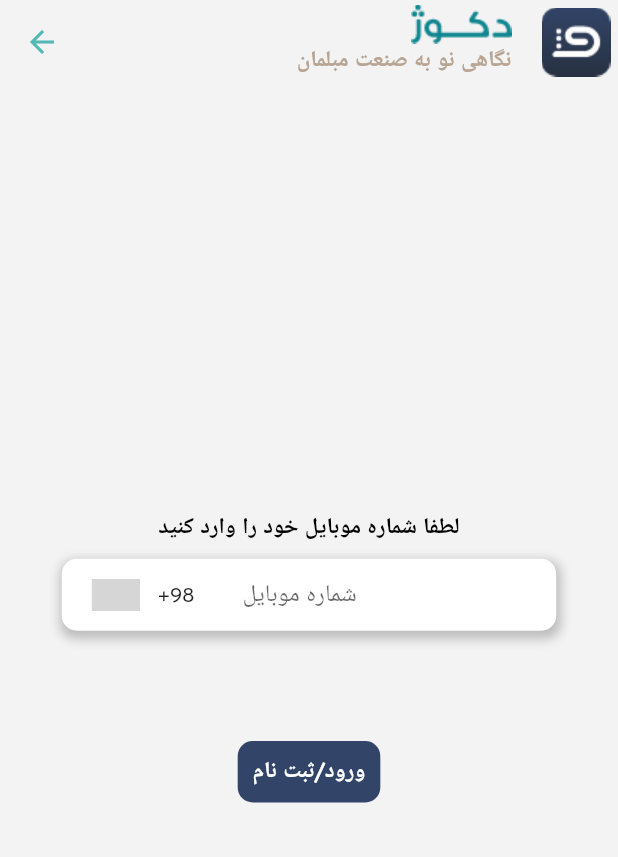
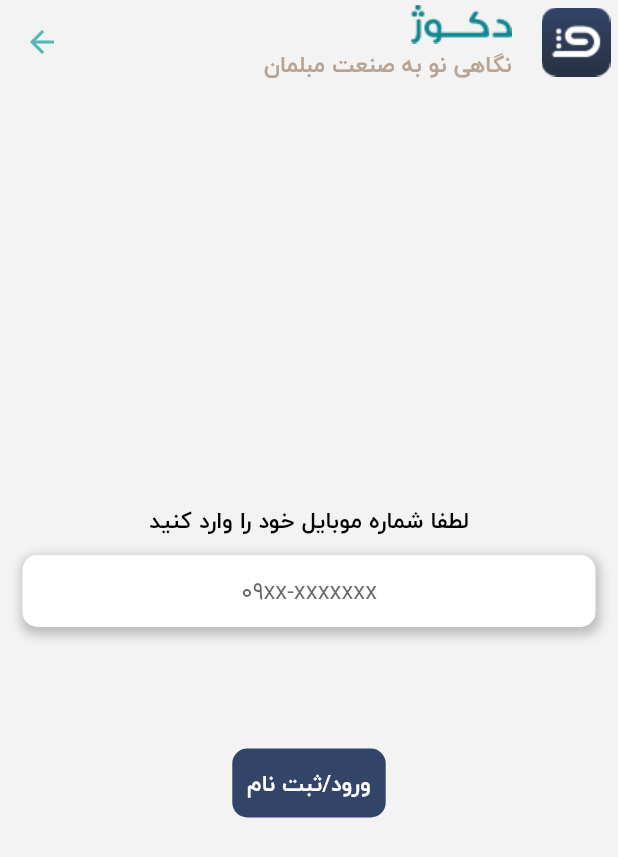
Before and after one commit to barbatstudio/decooj_mobile_app, a Flutter app: the GetPhoneView widget shown alone on an empty page, opened directly, on a phone screen of 412 x 824 dp. Shown: the top 857 px of the screen. Run offline on Flutter 3.47's test engine with Material 2 defaults, Android fonts, the phone set to English and light mode, and no system bars; drawn by our look-alikes of intl_phone_number_input; our stand-ins replace carousel_slider, flushbar, flutter_countdown_timer, flutter_icons, flutter_typeahead, shared_preferences and 1 more; missing offline and left inert: custom_bottom_navigation_bar, flutter_wordpress, loading; accounts and stored records are empty; project files that could hold a hidden picture were left out; grey boxes are pictures that could not be loaded.

Commit message:
minor bugs fixed

```diff
--- a/lib/features/category_fragment/subcategory/subcategtory_viewmodel.dart
+++ b/lib/features/category_fragment/subcategory/subcategtory_viewmodel.dart
@@ -83,7 +83,7 @@
         );
       },
       options: CarouselOptions(
-          height: MediaQuery.of(context).size.height * 0.60,
+          height: 350,
           viewportFraction: 0.6,
           autoPlay: false,
           onPageChanged: (index, reason) {}),
@@ -101,7 +101,7 @@
         );
       },
       options: CarouselOptions(
-          height: MediaQuery.of(context).size.height * 0.60,
+          height: 350,
           viewportFraction: 0.6,
           autoPlay: false,
           onPageChanged: (index, reason) {}),
--- a/lib/features/home_fragment/home_fragment_view.dart
+++ b/lib/features/home_fragment/home_fragment_view.dart
@@ -48,7 +48,8 @@
                 Container(
                   padding: EdgeInsets.all(15),
                   width: MediaQuery.of(context).size.width * 0.90,
-                  height: MediaQuery.of(context).size.height * 0.40,
+                  // height: MediaQuery.of(context).size.height * 0.40,
+                  height: 250,
                   decoration: BoxDecoration(
                     borderRadius: BorderRadius.circular(16),
                     color: Colors.white,
@@ -182,7 +183,7 @@
                             },
                             options: CarouselOptions(
                                 height:
-                                    MediaQuery.of(context).size.height * 0.50,
+                                    350,
                                 viewportFraction: 0.6,
                                 autoPlay: false,
                                 onPageChanged: (index, reason) {
--- a/lib/features/login_flow/get_phone/get_phone_view.dart
+++ b/lib/features/login_flow/get_phone/get_phone_view.dart
@@ -30,35 +30,59 @@
                     SizedBox(
                       height: 10,
                     ),
+                    // Container(
+                    //   width: MediaQuery.of(context).size.width * 0.8,
+                    //   decoration: BoxDecoration(
+                    //       color: Colors.white,
+                    //       borderRadius: BorderRadius.circular(10),
+                    //       boxShadow: [kBoxShadow]),
+                    //   child: InternationalPhoneNumberInput(
+                    //     onInputChanged: (phoneNumber) {
+                    //       viewModel.updatePhone(phoneNumber.phoneNumber);
+                    //       print(
+                    //           'phoneNumber: ${phoneNumber.phoneNumber}, dialCode: ${phoneNumber.dialCode}, isoCode: ${phoneNumber.isoCode}');
+                    //     },
+                    //     cursorColor: kPrimaryColor,
+                    //     selectorConfig: SelectorConfig(
+                    //         showFlags: true,
+                    //         selectorType: PhoneInputSelectorType.BOTTOM_SHEET),
+                    //     hintText: " شماره موبایل",
+                    //     maxLength: 12,
+                    //     initialValue: PhoneNumber(
+                    //         dialCode: '+98', isoCode: 'IR', phoneNumber: ''),
+                    //     searchBoxDecoration: InputDecoration(
+                    //       hintText: 'لطفا کشور مورد نظر خود را وارد کنید',
+                    //       // hintTextDirection: TextDirection.rtl,
+                    //       border: InputBorder.none,
+                    //     ),
+                    //     inputDecoration: InputDecoration(
+                    //         hoverColor: kPrimaryColor,
+                    //         hintText: " شماره موبایل",
+                    //         border: InputBorder.none),
+                    //   ),
+                    // ),
+
                     Container(
-                      width: MediaQuery.of(context).size.width * 0.8,
+                      margin: EdgeInsets.only(left: 15, right: 15, bottom: 10),
                       decoration: BoxDecoration(
                           color: Colors.white,
                           borderRadius: BorderRadius.circular(10),
                           boxShadow: [kBoxShadow]),
-                      child: InternationalPhoneNumberInput(
-                        onInputChanged: (phoneNumber) {
-                          viewModel.updatePhone(phoneNumber.phoneNumber);
-                          print(
-                              'phoneNumber: ${phoneNumber.phoneNumber}, dialCode: ${phoneNumber.dialCode}, isoCode: ${phoneNumber.isoCode}');
+                      child: TextField(
+                        maxLength: 11,
+                        keyboardType: TextInputType.phone,
+                        buildCounter: (BuildContext context, { int currentLength, int maxLength, bool isFocused }) => null,
+                        decoration: InputDecoration(
+
+                          border: InputBorder.none,
+                          hintText: '09xx-xxxxxxx',
+                          contentPadding: EdgeInsets.all(10),
+                          // hintTextDirection: TextDirection.rtl,
+                        ),
+                        textAlign: TextAlign.center,
+                        onChanged: (data) {
+                          viewModel.updatePhone(data);
                         },
-                        cursorColor: kPrimaryColor,
-                        selectorConfig: SelectorConfig(
-                            showFlags: true,
-                            selectorType: PhoneInputSelectorType.BOTTOM_SHEET),
-                        hintText: " شماره موبایل",
-                        maxLength: 12,
-                        initialValue: PhoneNumber(
-                            dialCode: '+98', isoCode: 'IR', phoneNumber: ''),
-                        searchBoxDecoration: InputDecoration(
-                          hintText: 'لطفا کشور مورد نظر خود را وارد کنید',
-                          // hintTextDirection: TextDirection.rtl,
-                          border: InputBorder.none,
-                        ),
-                        inputDecoration: InputDecoration(
-                            hoverColor: kPrimaryColor,
-                            hintText: " شماره موبایل",
-                            border: InputBorder.none),
                       ),
                     ),
                     SizedBox(
--- a/lib/features/product_list/product_list_viewmodel.dart
+++ b/lib/features/product_list/product_list_viewmodel.dart
@@ -19,7 +19,7 @@
       gridDelegate: SliverGridDelegateWithFixedCrossAxisCount(
         mainAxisSpacing: 2,
           childAspectRatio: MediaQuery.of(context).size.width /
-              (MediaQuery.of(context).size.height ),
+              (MediaQuery.of(context).size.height ) *1.3,
           crossAxisCount: 2),
       itemBuilder: (context, i) {
         return ProductsSliderWidget(
--- a/lib/main.dart
+++ b/lib/main.dart
@@ -13,7 +13,7 @@
 
       title: 'دکوژ',
       theme: ThemeData(
-        fontFamily: 'Averta',
+        fontFamily: 'Iran_Yekan',
         primarySwatch: Colors.blueGrey,
       ),
       routes: {
--- a/lib/widgets/product_slider_widget.dart
+++ b/lib/widgets/product_slider_widget.dart
@@ -54,9 +54,7 @@
             ),
             textAlign: TextAlign.end,
           ),
-          SizedBox(
-            height: 8,
-          ),
+
         ],
       ),
     );
--- a/pubspec.yaml
+++ b/pubspec.yaml
@@ -94,6 +94,12 @@
     - family:  MyCustomIcons
       fonts:
        - asset: fonts/MyCustomIcons.ttf
+
+    - family:  Iran_Yekan
+      fonts:
+        - asset: fonts/iran_yekan_bold.ttf
+        - asset: fonts/iran_yekan_light.ttf
+        - asset: fonts/iran_yekan_regular.ttf
   # To add assets to your application, add an assets section, like this:
   # assets:
   #   - images/a_dot_burr.jpeg
```
Also changed, not shown: fonts/iran_yekan_bold.ttf (added), fonts/iran_yekan_light.ttf (added), fonts/iran_yekan_regular.ttf (added), lib/features/profile_fragment/profile_info/profile_info_view.dart (added), lib/features/profile_fragment/profile_info/profile_info_viewmodel.dart (added).
